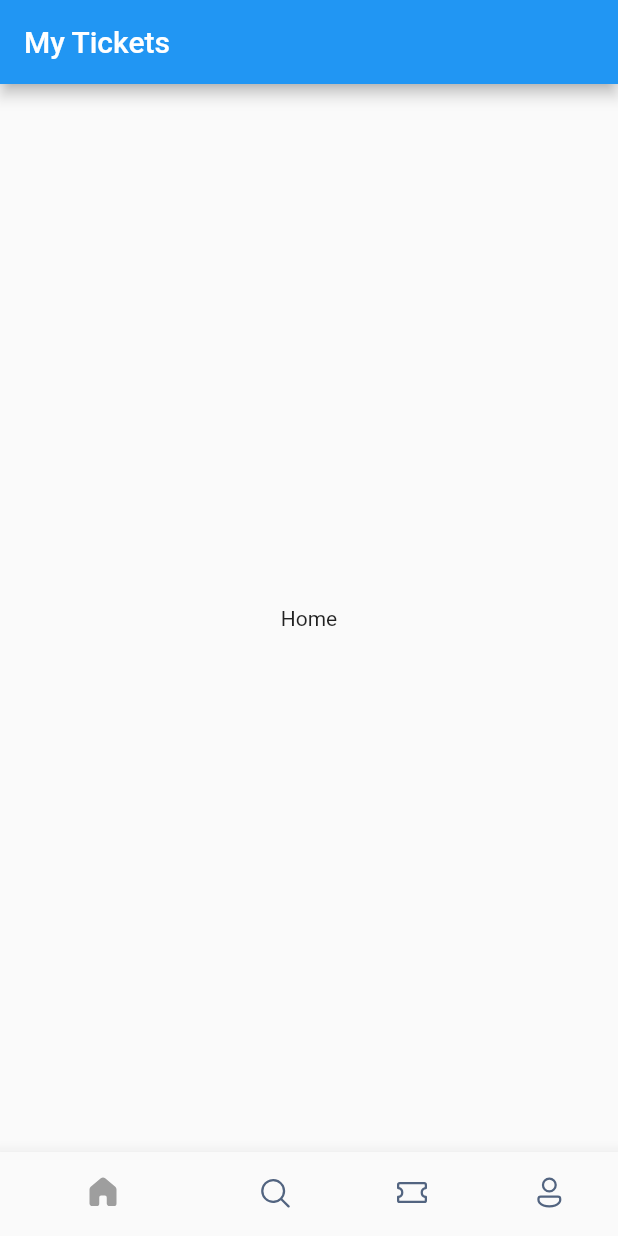
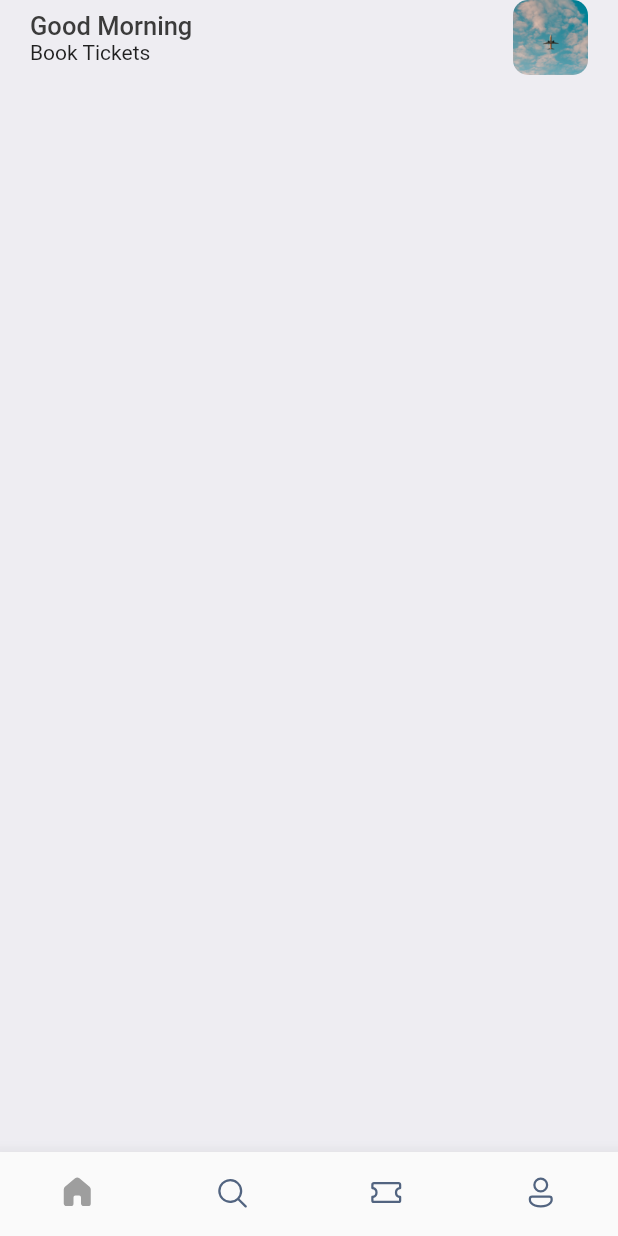
Before and after one commit to hey-ak/TicketBookingApp, a Flutter app: the screen it shows after launch, on a phone screen of 412 x 824 dp. Run offline on Flutter 3.47's test engine with Material 2 defaults, Android fonts, the phone set to English and light mode, and no system bars; our stand-ins replace fluentui_icons.

Commit message:
Added images and styles in home along with homepage

```diff
--- a/lib/main.dart
+++ b/lib/main.dart
@@ -1,4 +1,5 @@
 import 'package:flutter/material.dart';
+import 'package:ticketbooking/utils/app_styles.dart';
 import './screens/bottom_bar.dart';
 
 void main() {
@@ -12,10 +13,11 @@
   @override
   Widget build(BuildContext context) {
     return MaterialApp(
+      debugShowCheckedModeBanner: false,
       title: 'Flutter Demo',
       theme: ThemeData(
 
-        primarySwatch: Colors.blue,
+        primaryColor: primary,
       ),
       home: const BottomBar(),
     );
--- a/lib/screens/bottom_bar.dart
+++ b/lib/screens/bottom_bar.dart
@@ -2,6 +2,7 @@
 import 'package:flutter/material.dart';
 import 'package:flutter/src/widgets/container.dart';
 import 'package:flutter/src/widgets/framework.dart';
+import 'package:ticketbooking/screens/home_screen.dart';
 
 class BottomBar extends StatefulWidget {
   const BottomBar({super.key});
@@ -13,25 +14,33 @@
 class _BottomBarState extends State<BottomBar> {
   int selected_index = 0;
   static final List<Widget> _widgetoptions = <Widget>[
-    const Text("Home"),
+    HomeScreen(),
     const Text("Search"),
     const Text("Ticket"),
     const Text("Profile"),
   ];
+  void _onItemTapped(int index) {
+    setState(() {
+      selected_index = index;
+    });
+  }
+
   @override
   Widget build(BuildContext context) {
     return Scaffold(
-      appBar: AppBar(
-        title: const Text("My Tickets"),
-      ),
+
+
       body: Center(
         child: _widgetoptions[selected_index],
       ),
       bottomNavigationBar: BottomNavigationBar(
+        currentIndex: selected_index,
+          onTap: _onItemTapped,
           elevation: 10,
           showSelectedLabels: false,
           showUnselectedLabels: false,
           selectedItemColor: Colors.grey,
+          type: BottomNavigationBarType.fixed,
           unselectedItemColor: const Color(0xFF526480),
           items: const [
             BottomNavigationBarItem(
--- /dev/null
+++ b/lib/screens/home_screen.dart
@@ -0,0 +1,49 @@
+import 'package:flutter/cupertino.dart';
+import 'package:flutter/material.dart';
+import 'package:flutter/src/widgets/container.dart';
+import 'package:flutter/src/widgets/framework.dart';
+import 'package:ticketbooking/utils/app_styles.dart';
+
+class HomeScreen extends StatelessWidget {
+  const HomeScreen({super.key});
+
+  @override
+  Widget build(BuildContext context) {
+    return Scaffold(
+      backgroundColor: Styles.bgcolor,
+      body: ListView(
+        children: [
+          Container(
+            padding: const EdgeInsets.symmetric(horizontal: 20),
+            child: Column(
+              children: [
+                Row(
+                  mainAxisAlignment:MainAxisAlignment.spaceBetween,
+                  children: [
+                    Column(
+                      crossAxisAlignment: CrossAxisAlignment.start,
+                      children:  [
+                          Text("Good Morning" , style:Styles.headLineStyle3,
+                          ) ,
+                          Text("Book Tickets"),
+                      ],
+                    ),
+                    Container(
+                      height: 50,
+                      width: 50,
+                      decoration: BoxDecoration(
+                          borderRadius: BorderRadius.circular(10),
+                          image: const DecorationImage(
+                              fit: BoxFit.fitHeight,
+                              image: AssetImage("assets/images/p1.jpg"))),
+                    )
+                  ],
+                )
+              ],
+            ),
+          )
+        ],
+      ),
+    );
+  }
+}
--- /dev/null
+++ b/lib/utils/app_styles.dart
@@ -0,0 +1,21 @@
+import 'package:flutter/animation.dart';
+import 'package:flutter/material.dart';
+
+Color primary = const Color(0xFF687daf);
+
+class Styles {
+  static Color primaryColor = primary;
+  static Color textColor = const Color(0xFF3b3b3b);
+  static Color bgcolor = const Color(0xFFeeedf2);
+  static Color orangeColor = const Color(0xFF526799);
+  static TextStyle textStyle =
+      TextStyle(fontSize: 16, color: textColor, fontWeight: FontWeight.w500);
+  static TextStyle headLineStyle =
+      TextStyle(fontSize: 26, color: textColor, fontWeight: FontWeight.bold);
+  static TextStyle headLineStyle2 =
+      TextStyle(fontSize: 21, color: textColor, fontWeight: FontWeight.bold);
+  static TextStyle headLineStyle3 =
+      TextStyle(fontSize: 17, color: textColor, fontWeight: FontWeight.w500);
+  static TextStyle headLineStyle4 =
+      TextStyle(fontSize: 14, color: Colors.grey.shade500, fontWeight: FontWeight.w500);
+}
--- a/pubspec.yaml
+++ b/pubspec.yaml
@@ -61,8 +61,8 @@
   uses-material-design: true
 
   # To add assets to your application, add an assets section, like this:
-  # assets:
-  #   - images/a_dot_burr.jpeg
+  assets:
+    - assets/images/
   #   - images/a_dot_ham.jpeg
 
   # An image asset can refer to one or more resolution-specific "variants", see
```
Also changed, not shown: assets/images/p1.jpg (added).
